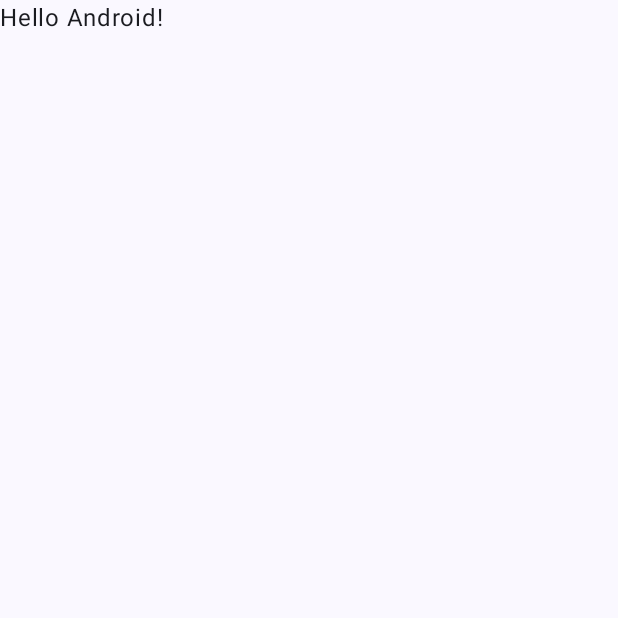
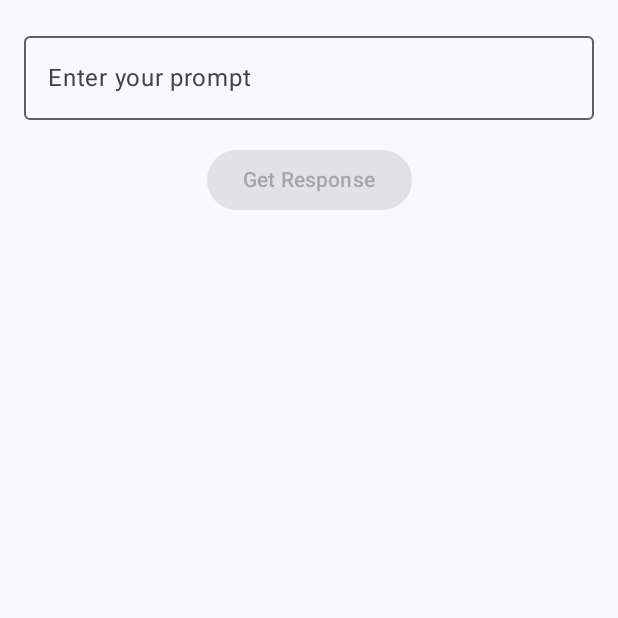
Before and after one commit to zhaolongzhong/cue-android, an Android app built with Jetpack Compose: the screen it shows after launch (MainActivity), on a phone screen of 412 x 824 dp, the top half of it. Before the commit the part shown is almost empty. Run offline under Robolectric (Android 15) with nearby library versions, the phone set to English and light mode, and no system bars.

Commit message:
Add OpenAIClient

```diff
--- a/app/src/main/AndroidManifest.xml
+++ b/app/src/main/AndroidManifest.xml
@@ -1,6 +1,8 @@
 <?xml version="1.0" encoding="utf-8"?>
 <manifest xmlns:android="http://schemas.android.com/apk/res/android"
     xmlns:tools="http://schemas.android.com/tools">
+
+    <uses-permission android:name="android.permission.INTERNET" />
 
     <application
         android:allowBackup="true"
--- a/app/src/main/java/com/example/cue/MainActivity.kt
+++ b/app/src/main/java/com/example/cue/MainActivity.kt
@@ -1,17 +1,32 @@
 package com.example.cue
 
 import android.os.Bundle
+import android.util.Log
 import androidx.activity.ComponentActivity
 import androidx.activity.compose.setContent
 import androidx.activity.enableEdgeToEdge
+import androidx.compose.foundation.layout.Column
 import androidx.compose.foundation.layout.fillMaxSize
+import androidx.compose.foundation.layout.fillMaxWidth
 import androidx.compose.foundation.layout.padding
+import androidx.compose.material3.Button
+import androidx.compose.material3.CircularProgressIndicator
+import androidx.compose.material3.OutlinedTextField
 import androidx.compose.material3.Scaffold
 import androidx.compose.material3.Text
 import androidx.compose.runtime.Composable
+import androidx.compose.runtime.getValue
+import androidx.compose.runtime.mutableStateOf
+import androidx.compose.runtime.remember
+import androidx.compose.runtime.rememberCoroutineScope
+import androidx.compose.runtime.setValue
+import androidx.compose.ui.Alignment
 import androidx.compose.ui.Modifier
-import androidx.compose.ui.tooling.preview.Preview
+import androidx.compose.ui.unit.dp
 import com.example.cue.ui.theme.CueTheme
+import kotlinx.coroutines.Dispatchers
+import kotlinx.coroutines.launch
+import kotlinx.coroutines.withContext
 
 class MainActivity : ComponentActivity() {
     override fun onCreate(savedInstanceState: Bundle?) {
@@ -20,8 +35,7 @@ class MainActivity : ComponentActivity() {
         setContent {
             CueTheme {
                 Scaffold(modifier = Modifier.fillMaxSize()) { innerPadding ->
-                    Greeting(
-                        name = "Android",
+                    OpenAIScreen(
                         modifier = Modifier.padding(innerPadding),
                     )
                 }
@@ -30,18 +44,76 @@ class MainActivity : ComponentActivity() {
     }
 }
 
+val TAG = "OpenAIScreen"
+
 @Composable
-fun Greeting(name: String, modifier: Modifier = Modifier) {
-    Text(
-        text = "Hello $name!",
-        modifier = modifier,
-    )
-}
+fun OpenAIScreen(modifier: Modifier = Modifier) {
+    var prompt by remember { mutableStateOf("") }
+    var response by remember { mutableStateOf("") }
+    var isLoading by remember { mutableStateOf(false) }
+    val coroutineScope = rememberCoroutineScope()
 
-@Preview(showBackground = true)
-@Composable
-fun GreetingPreview() {
-    CueTheme {
-        Greeting("Android")
+    val openAIClient = remember {
+        OpenAIClient(BuildConfig.OPENAI_API_KEY)
+    }
+
+    Column(
+        modifier = modifier.padding(16.dp),
+        horizontalAlignment = Alignment.CenterHorizontally,
+    ) {
+        OutlinedTextField(
+            value = prompt,
+            onValueChange = {
+                prompt = it
+                Log.d(TAG, "Prompt updated: $it")
+            },
+            label = { Text("Enter your prompt") },
+            modifier = Modifier
+                .fillMaxWidth()
+                .padding(bottom = 16.dp),
+        )
+
+        Button(
+            onClick = {
+                coroutineScope.launch {
+                    Log.d(TAG, "Button clicked, starting API call")
+                    isLoading = true
+                    try {
+                        Log.d(TAG, "Making API call with prompt: $prompt")
+                        response = withContext(Dispatchers.IO) {
+                            openAIClient.createCompletion(
+                                prompt = prompt,
+                                maxTokens = 100,
+                            )
+                        }
+                        Log.d(TAG, "API call successful, response: $response")
+                    } catch (e: Exception) {
+                        Log.e(TAG, "API call failed: ${e.message}", e)
+
+                        response = "Error: ${e.message}"
+                    } finally {
+                        isLoading = false
+                        Log.d(TAG, "API call completed, loading state reset")
+                    }
+                }
+            },
+            enabled = prompt.isNotBlank() && !isLoading,
+            modifier = Modifier.padding(bottom = 16.dp),
+        ) {
+            Text("Get Response")
+        }
+
+        if (isLoading) {
+            CircularProgressIndicator()
+            Log.d(TAG, "Showing loading indicator")
+        }
+
+        if (response.isNotEmpty()) {
+            Text(
+                text = response,
+                modifier = Modifier.padding(top = 16.dp),
+            )
+            Log.d(TAG, "Displaying response: $response")
+        }
     }
 }
```
Also changed, not shown: app/build.gradle.kts (+21 -0 lines), app/src/main/java/com/example/cue/OpenAIClient.kt (added, +181 -0 lines).
